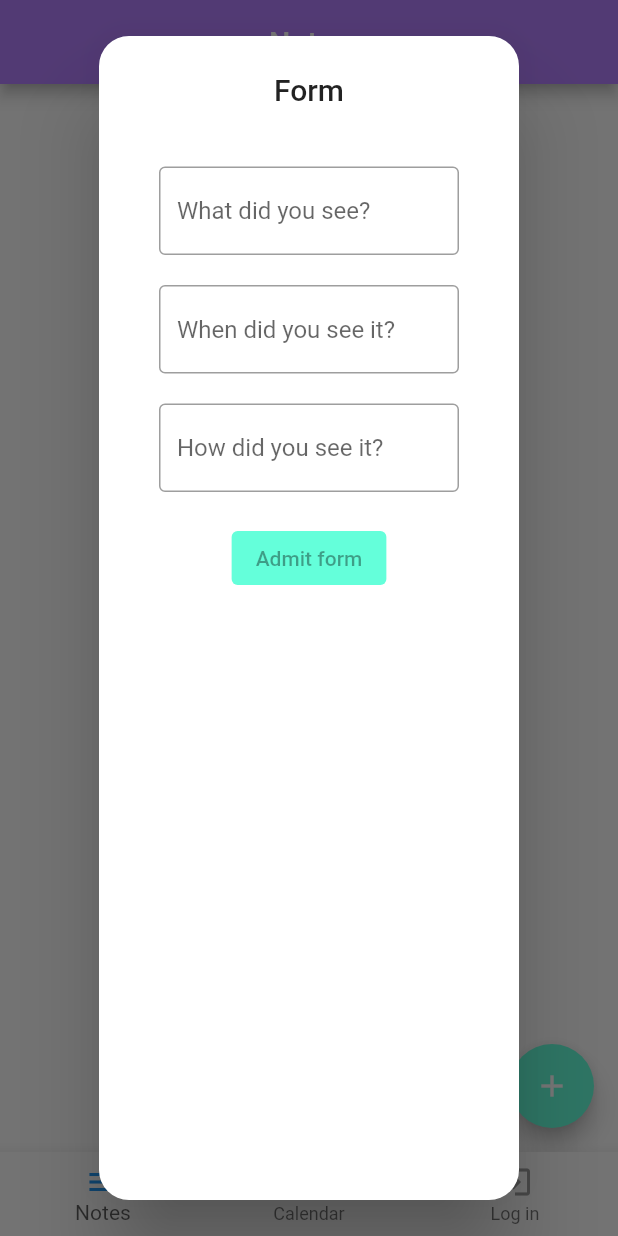
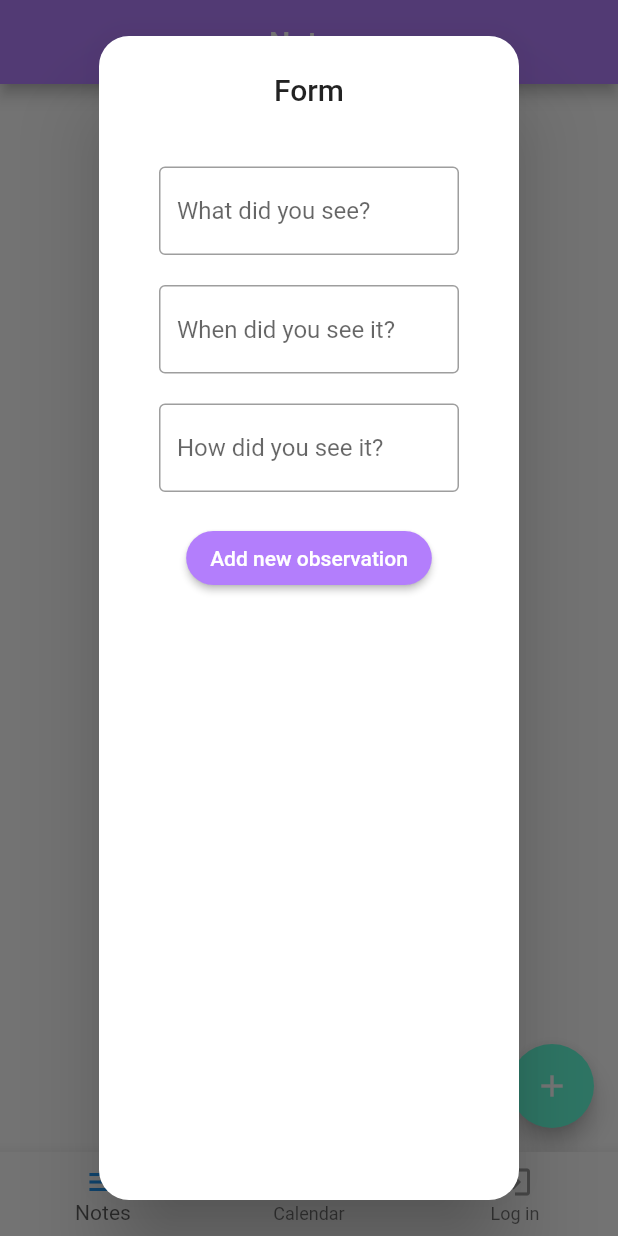
Before and after one commit to aleksandrapacia/star_calendar, a Flutter app: the screen it shows after launch, after a tap on the "add" icon, on a phone screen of 412 x 824 dp. Run offline on Flutter 3.47's test engine with Material 2 defaults, Android fonts, the phone set to English and light mode, and no system bars.

Commit message:
new button style

```diff
--- a/lib/main.dart
+++ b/lib/main.dart
@@ -6,16 +6,16 @@ void main() async {
 }
 
 Map<int, Color> color = {
-  50: Color.fromRGBO(4, 131, 184, .1),
-  100: Color.fromRGBO(4, 131, 184, .2),
-  200: Color.fromRGBO(4, 131, 184, .3),
-  300: Color.fromRGBO(4, 131, 184, .4),
-  400: Color.fromRGBO(4, 131, 184, .5),
-  500: Color.fromRGBO(4, 131, 184, .6),
-  600: Color.fromRGBO(4, 131, 184, .7),
-  700: Color.fromRGBO(4, 131, 184, .8),
-  800: Color.fromRGBO(4, 131, 184, .9),
-  900: Color.fromRGBO(4, 131, 184, 1),
+  50: const Color.fromRGBO(4, 131, 184, .1),
+  100: const Color.fromRGBO(4, 131, 184, .2),
+  200: const Color.fromRGBO(4, 131, 184, .3),
+  300: const Color.fromRGBO(4, 131, 184, .4),
+  400: const Color.fromRGBO(4, 131, 184, .5),
+  500: const Color.fromRGBO(4, 131, 184, .6),
+  600: const Color.fromRGBO(4, 131, 184, .7),
+  700: const Color.fromRGBO(4, 131, 184, .8),
+  800: const Color.fromRGBO(4, 131, 184, .9),
+  900: const Color.fromRGBO(4, 131, 184, 1),
 };
 
 MaterialColor myColor = MaterialColor(0xFFb37efc, color);
--- a/lib/pages/home_page.dart
+++ b/lib/pages/home_page.dart
@@ -13,8 +13,8 @@ class MyHomePage extends StatefulWidget {
 }
 
 class _MyHomePageState extends State<MyHomePage> {
-  PageController _controlPages = PageController();
-  List<Widget> _screens = [NotesPage(), CalendarPage(), LoginPage()];
+  final PageController _controlPages = PageController();
+  final List<Widget> _screens = [NotesPage(), CalendarPage(), LoginPage()];
   int selectedIndex = 0;
 
   void _onPageChanged(int index) {
@@ -32,9 +32,9 @@ class _MyHomePageState extends State<MyHomePage> {
     return Scaffold(
       body: PageView(
         controller: _controlPages,
-        children: _screens,
         onPageChanged: _onPageChanged,
         physics: NeverScrollableScrollPhysics(),
+        children: _screens,
       ),
       bottomNavigationBar: BottomNavigationBar(
         items: [
--- a/lib/pages/notes_page.dart
+++ b/lib/pages/notes_page.dart
@@ -1,7 +1,6 @@
 // ignore_for_file: prefer_const_constructors, prefer_const_literals_to_create_immutables, unnecessary_const
 
 import 'package:flutter/material.dart';
-import 'package:star_calendar/main.dart';
 
 //TODO: create data base for each text field and store it
 //TODO: how to store it?
@@ -13,66 +12,83 @@ class NotesPage extends StatefulWidget {
 }
 
 class _NotesPageState extends State<NotesPage> {
-  @override
-  Widget build(BuildContext context) {
-    return Scaffold(
-        floatingActionButton: FloatingActionButton(
-          onPressed: () {
+  void _onFabTap(BuildContext context) {
     showDialog(
       context: context,
       builder: (context) => AlertDialog(
         title: Center(child: Text('Form')),
         contentPadding: EdgeInsets.all(30),
         shape: RoundedRectangleBorder(
-                        borderRadius: BorderRadius.all(Radius.circular(20.0))),
-                    content: Column(children: [
+          borderRadius: BorderRadius.all(
+            Radius.circular(20.0),
+          ),
+        ),
+        content: Column(
+          children: [
             SingleChildScrollView(
               child: Column(
                 crossAxisAlignment: CrossAxisAlignment.center,
-                        children: <Widget>[
+                children: [
                   const Padding(
                     padding: EdgeInsets.all(10),
                     child: TextField(
                       decoration: InputDecoration(
                         border: OutlineInputBorder(),
                         hintText: 'What did you see?',
-                              ))),
+                      ),
+                    ),
+                  ),
                   const Padding(
                     padding: EdgeInsets.all(10),
                     child: TextField(
                       decoration: InputDecoration(
                         border: OutlineInputBorder(),
-                                      hintText: 'When did you see it?'))),
+                        hintText: 'When did you see it?',
+                      ),
+                    ),
+                  ),
                   const Padding(
                     padding: EdgeInsets.all(10),
                     child: TextField(
                       decoration: InputDecoration(
                         border: OutlineInputBorder(),
-                                      hintText: 'How did you see it?'))),
-                          const Padding(
+                        hintText: 'How did you see it?',
+                      ),
+                    ),
+                  ),
+                  Padding(
                     padding: EdgeInsets.all(10),
-                              //TODO: style button
                     child: ElevatedButton(
-                                onPressed: null,
-                                style: const ButtonStyle(
-                                    backgroundColor:
-                                        MaterialStatePropertyAll<Color>(
-                                            Colors.tealAccent)),
-                                child: Text(
-                                  "Admit form",
-                                  selectionColor: Colors.amber,
+                      onPressed: () {
+                        print('xd');
+                      },
+                      style: ElevatedButton.styleFrom(
+                        shape: StadiumBorder(),
                       ),
-                              ))
+                      child: Text("Add new observation"),
+                    ),
+                  )
                 ],
-                      )),
-                    ])));
-          },
+              ),
+            ),
+          ],
+        ),
+      ),
+    );
+  }
+
+  @override
+  Widget build(BuildContext context) {
+    return Scaffold(
+      floatingActionButton: FloatingActionButton(
+        onPressed: () => _onFabTap(context),
+        backgroundColor: Colors.tealAccent,
         child: Icon(Icons.add),
-          backgroundColor: Colors.tealAccent,
       ),
       appBar: AppBar(
         title: const Text('Notes'),
         centerTitle: true,
-        ));
+      ),
+    );
   }
 }
```
Lines whose indentation alone changed are shown as unchanged.
